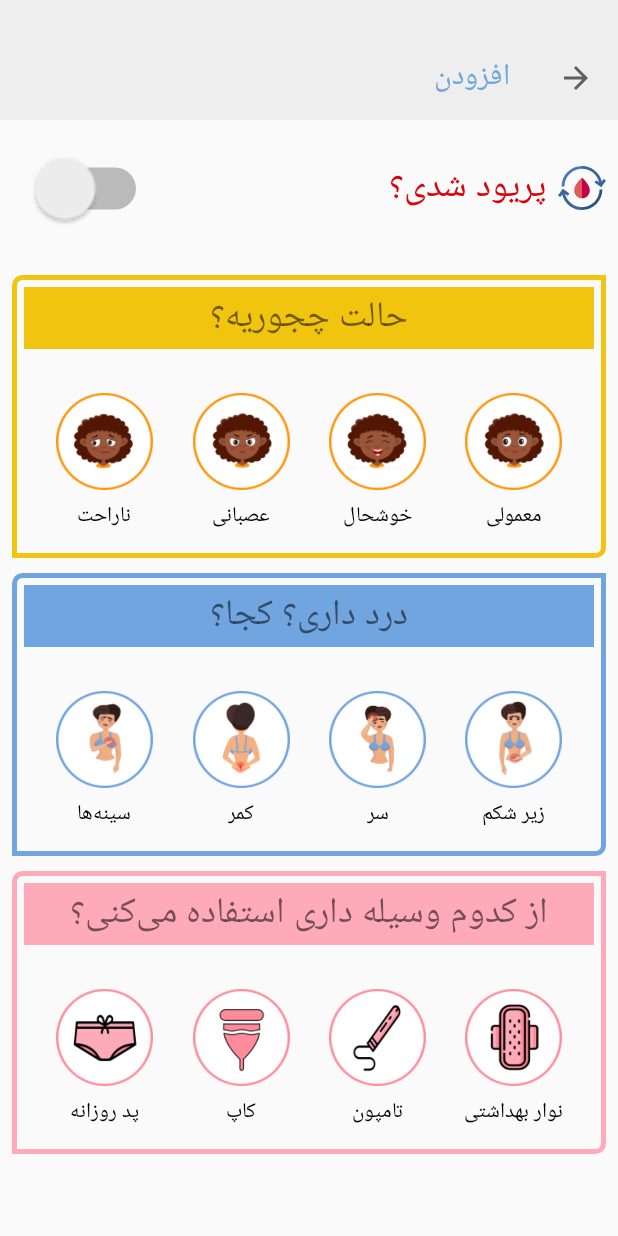
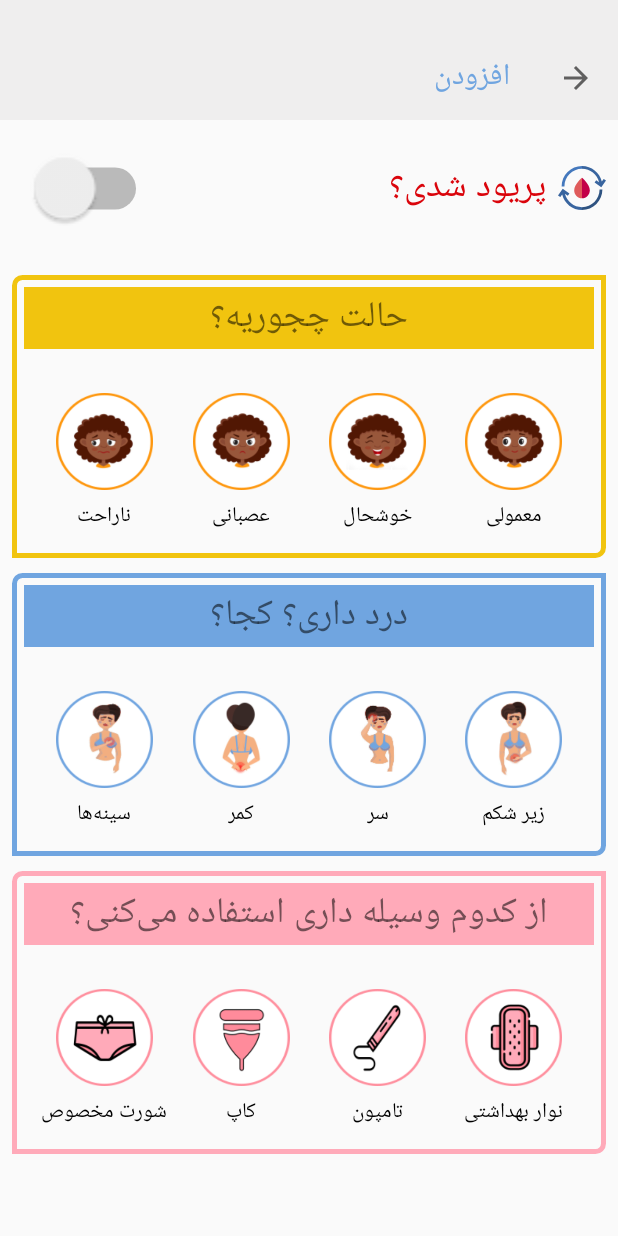
Before and after one commit to atiyehghm/period_tracker_persian, an Android app: the screen it shows after launch (SaveInfoDialog), item 3 of the bottom bar chosen, on a phone screen of 412 x 824 dp. Run offline under Robolectric (Android 15) with nearby library versions, the phone set to English and light mode, and no system bars; our stand-ins replace Room's generated code, navigation-ui; libraries missing offline, so code that uses them is left out: com.mohamadian.persianhorizontalexpcalendar, net.danlew.android; 3 statements that could not run were skipped.

Commit message:
home page commit

```diff
--- /dev/null
+++ b/app/src/main/java/edu/sharif/periodtracker/database/Dao/PeriodInfoDao.java
@@ -0,0 +1,5 @@
+package edu.sharif.periodtracker.database.Dao;
+
+@androidx.room.Dao
+public interface PeriodInfoDao {
+}
--- a/app/src/main/java/edu/sharif/periodtracker/ui/home/HomeFragment.java
+++ b/app/src/main/java/edu/sharif/periodtracker/ui/home/HomeFragment.java
@@ -36,8 +36,8 @@ import edu.sharif.periodtracker.database.repository.DailyStatusRepository;
 import edu.sharif.periodtracker.ui.calendar.CalendarFragment;
 import edu.sharif.periodtracker.ui.calendar.EditInfoDialog;
 
-public class HomeFragment extends Fragment implements EditInfoDialog.EditInfoDialogListener {
-    private Button editInfo;
+public class HomeFragment extends Fragment{
+    private TextView t1, t2;
     private HomeViewModel homeViewModel;
     private int defaultCycleLength = 28;
     private int defaultPeriodLength = 7;
@@ -46,62 +46,48 @@ public class HomeFragment extends Fragment implements EditInfoDialog.EditInfoDia
     private Chronology perChr = PersianChronologyKhayyam.getInstance(DateTimeZone.forID("Asia/Tehran"));
     private DailyStatusRepository dailyStatusRepo;
     private DateTime nextPeriod;
+    private View root;
 
     public View onCreateView(@NonNull LayoutInflater inflater,
                              ViewGroup container, Bundle savedInstanceState) {
         period = defaultPeriodLength;
         cycle = defaultCycleLength;
         lastPeriod = new DateTime(1300, 1, 1, 0, 0, 0, perChr);
-
-        View root = inflater.inflate(R.layout.fragment_home, null);
-        //editInfo = root.findViewById(R.id.home_editInfo);
-//        editInfo.setOnClickListener(new View.OnClickListener() {
-//            @Override
-//            public void onClick(View v) {
-//                //openEditInfoDialog();
-//                predictPeriodDays();
-//
-//            }
-//        });
-        TextView t1 = root.findViewById(R.id.text1);
-        t1.setText("میانگین طول دوره: " + cycle);
-        TextView t2 = root.findViewById(R.id.text2);
-        t2.setText("میانگین طول پریود: " + period);
+        predictPeriodDays();
+        root = inflater.inflate(R.layout.fragment_home, null);
+        t1 = root.findViewById(R.id.text1);
+//        t1.setText("میانگین طول دوره: " + cycle);
+        t2 = root.findViewById(R.id.text2);
+//        t2.setText("میانگین طول پریود: " + period);
         return root;
     }
 
-    private void openEditInfoDialog() {
-        EditInfoDialog editInfoDialog = EditInfoDialog.getInstance(HomeFragment.this, this.cycle, this.period);
-        editInfoDialog.show(getActivity().getSupportFragmentManager(), "Edit info Dialog");
+    @Override
+    public void onResume() {
+        predictPeriodDays();
+        super.onResume();
     }
 
-    @Override
-    public void ApplyInfo(Integer cycle, Integer period, DateTime lastPeriod) {
-        this.cycle = cycle;
-        this.period = period;
-        this.lastPeriod = lastPeriod;
-        Log.i("******** home fragment", "the cycle and period is:" + this.cycle.toString() + "--" + this.period.toString());
-        //predictPeriodDays(true);
-    }
+
 
     public void predictPeriodDays() {
         dailyStatusRepo = new DailyStatusRepository(this.getContext());
         dailyStatusRepo.getAllStatus(true).observe(getViewLifecycleOwner(), new Observer<List<DailyStatus>>() {
             @Override
             public void onChanged(List<DailyStatus> dailyStatuses) {
-                if (dailyStatuses != null) {
+                if(dailyStatuses != null){
                     ArrayList<ArrayList<DateTime>> groups = new ArrayList<ArrayList<DateTime>>();
                     ArrayList<DateTime> group1 = new ArrayList<>();
-                    if (dailyStatuses.size() > 0) {
+                    if(dailyStatuses.size() > 0){
                         group1.add(dailyStatuses.get(0).getDate());
                         groups.add(group1);
                     }
-                    for (int i = 1; i < dailyStatuses.size(); i++) {
+                    for (int i = 1; i< dailyStatuses.size(); i++){
                         DateTime next = dailyStatuses.get(i).getDate();
-                        DateTime current = dailyStatuses.get(i - 1).getDate();
+                        DateTime current = dailyStatuses.get(i-1).getDate();
                         int diff = Days.daysBetween(current, next).getDays();
                         boolean isNewGroup = diff > 1;
-                        if (isNewGroup) {
+                        if (isNewGroup){
                             groups.add(new ArrayList<DateTime>());
                         }
                         groups.get(groups.size() - 1).add(next);
@@ -110,12 +96,10 @@ public class HomeFragment extends Fragment implements EditInfoDialog.EditInfoDia
                 }
             }
         });
-
     }
 
-
-
     private void calculateAvgValues(ArrayList<ArrayList<DateTime>> groups) {
+        if(groups.size() > 0){
             float periodAvg = 0;
             float cycleAvg = 0;
             for (int i=0; i< groups.size(); i++){
@@ -138,15 +122,12 @@ public class HomeFragment extends Fragment implements EditInfoDialog.EditInfoDia
                 cycleAvg += currentGroupCycleLength;
             }
             periodAvg = periodAvg/groups.size();
-        cycleAvg = cycleAvg/(groups.size() - 1);
+            cycleAvg = cycleAvg/(groups.size());
             period = (int) periodAvg;
             cycle = (int) cycleAvg;
-        ArrayList<DateTime>  currentGroup = groups.get(groups.size() -1);
-        DateTime currentGroupLastDay = currentGroup.get(0);
-        nextPeriod = currentGroupLastDay.plusDays(cycle);
-        Log.i("AVGGGGGGGGGGG", "the avg period" + period + "avg cycle" + cycle);
+            }
+        t1.setText("میانگین طول دوره: " + cycle);
+        t2.setText("میانگین طول پریود: " + period);
+        }
 
 }
-
-
-}
--- /dev/null
+++ b/app/src/main/res/drawable/textview_background2.xml
@@ -0,0 +1,6 @@
+<?xml version="1.0" encoding="utf-8"?>
+<shape xmlns:android="http://schemas.android.com/apk/res/android"
+    android:shape="rectangle">
+    <solid android:color="#DABAB4"/>
+    <corners android:radius="5dp"/>
+</shape>
--- a/app/src/main/res/values/strings.xml
+++ b/app/src/main/res/values/strings.xml
@@ -28,6 +28,6 @@
     <string name="tool1">نوار بهداشتی</string>
     <string name="tool2">تامپون</string>
     <string name="tool3">کاپ</string>
-    <string name="tool4">پد روزانه</string>
+    <string name="tool4">شورت مخصوص</string>
     <string name="isPeriod">پریود شدی؟</string>
 </resources>
```
Also changed, not shown: app/src/main/java/edu/sharif/periodtracker/database/model/PeriodInfo.java (added, +28 -0 lines), app/src/main/java/edu/sharif/periodtracker/ui/calendar/CalendarFragment.java (+10 -5 lines), app/src/main/res/layout/fragment_home.xml (+62 -26 lines). Lines whose indentation alone changed are shown as unchanged.
